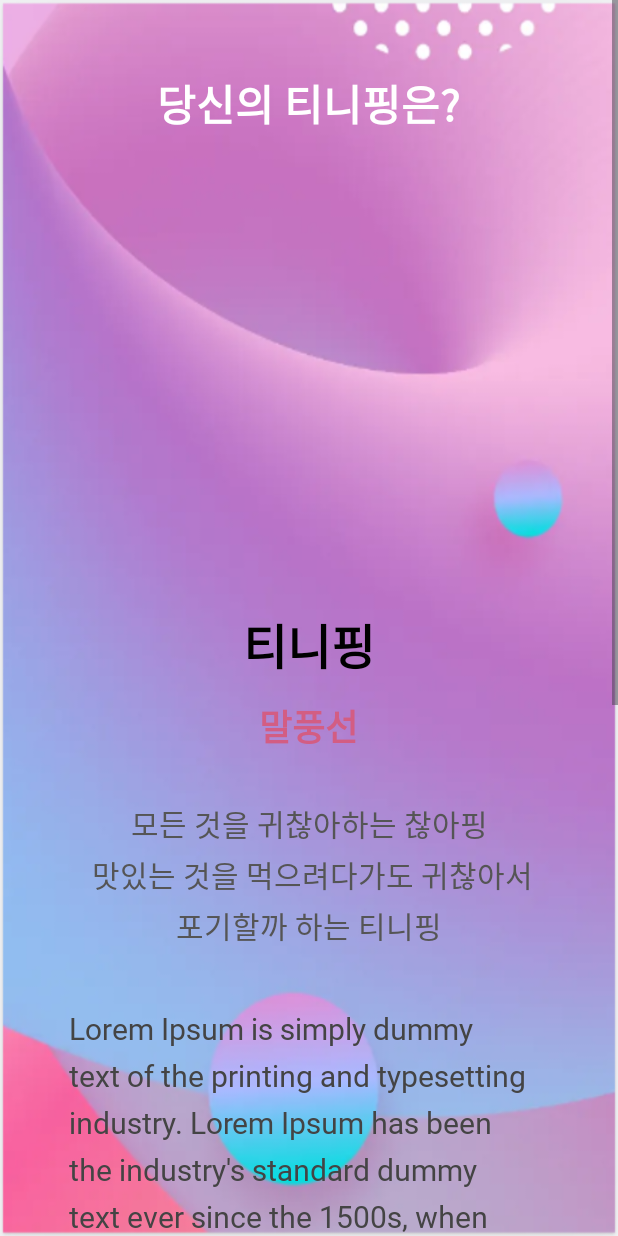
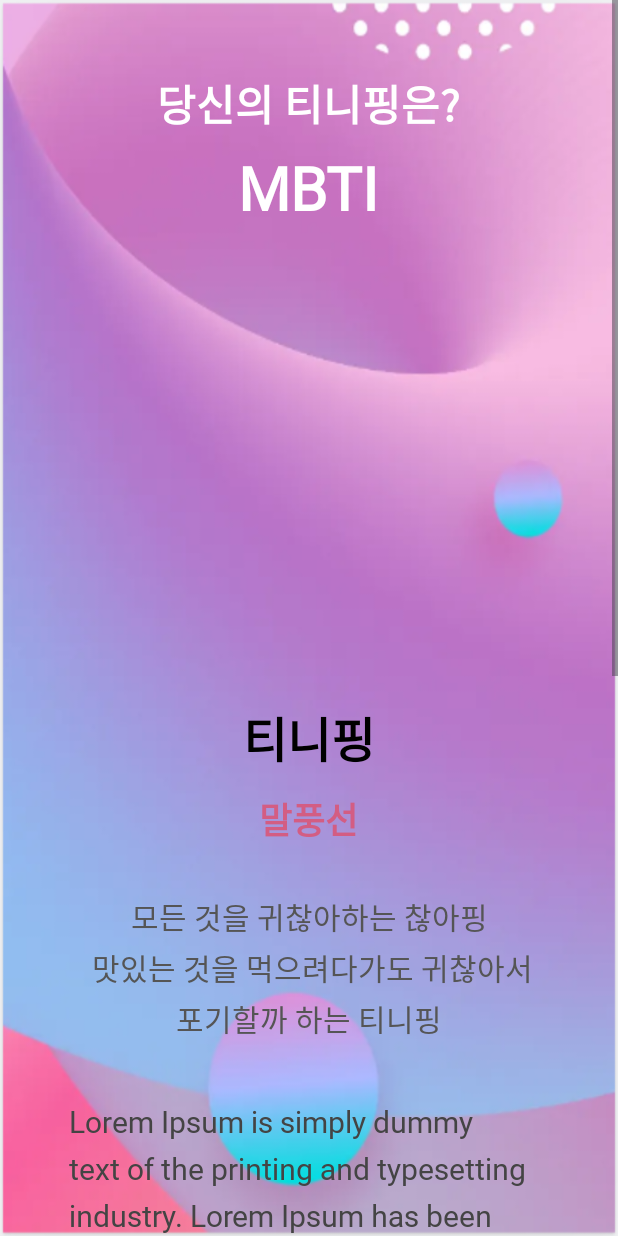
Before and after one commit to Tiniping-Bastards/TinipingMBTI, an Android app: the ResultActivity screen opened directly, with no data from a screen before it, on a phone screen of 412 x 824 dp. Run offline under Robolectric (Android 15) with nearby library versions, the light colour scheme and no system bars; Roboto replaces fonts that are not available here; 1 statement that could not run was skipped.

Commit message:
mbti추가

```diff
--- a/app/src/main/java/com/tinipingbastards/tinipingmbti/ResultActivity.kt
+++ b/app/src/main/java/com/tinipingbastards/tinipingmbti/ResultActivity.kt
@@ -7,7 +7,6 @@ import android.widget.Button
 import android.widget.ScrollView
 import android.widget.Toast
 import androidx.appcompat.app.AppCompatActivity
-import androidx.constraintlayout.widget.ConstraintLayout
 import com.tinipingbastards.tinipingmbti.databinding.ActivityResultBinding
 
 
@@ -31,8 +30,8 @@ class ResultActivity : AppCompatActivity() {
 
             cursor = dbHelper.loadDatabase().query(
                 "result",
-                arrayOf("type","description", "path", "name", "fits",
-                    "unfits", "fitsname", "unfitsname","oneline", "desc", "sound"),  // 가져올 컬럼
+                arrayOf("type","description", "path", "name", "fits", "unfits",
+                        "fitsname", "unfitsname","oneline", "desc", "sound"),  // 가져올 컬럼
                 "type = ?",
                 arrayOf(result),
                 null,
@@ -49,6 +48,7 @@ class ResultActivity : AppCompatActivity() {
         // DB에서 결과값 가져오고 보여주기
         if (cursor != null && cursor?.moveToFirst() == true) {
 
+            binding.mbti.text = cursor?.getString(0)
             binding.description.text = cursor?.getString(1)
             binding.name.text = cursor?.getString(3)
             binding.fitsName.text = cursor?.getString(6)
--- a/app/src/main/res/layout/activity_result.xml
+++ b/app/src/main/res/layout/activity_result.xml
@@ -29,6 +29,18 @@
                 android:text="당신의 티니핑은?"
                 android:textColor="#ffffff"
                 android:textSize="28sp"
+                android:textStyle="bold" />
+
+            <TextView
+                android:id="@+id/mbti"
+                android:layout_width="wrap_content"
+                android:layout_height="wrap_content"
+                android:layout_gravity="center"
+                android:fontFamily="@font/result_font01"
+                android:layout_marginBottom="8dp"
+                android:text="MBTI"
+                android:textColor="#ffffff"
+                android:textSize="40sp"
                 android:textStyle="bold" />
 
             <ImageView
```
